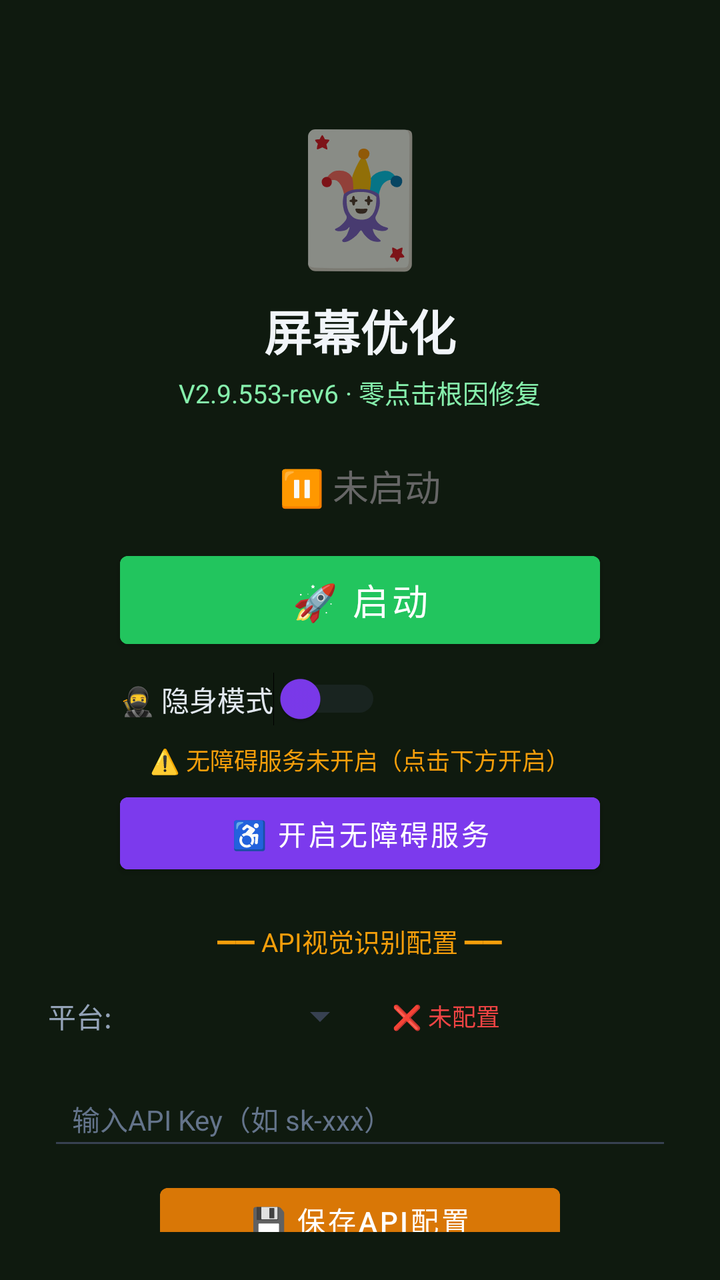
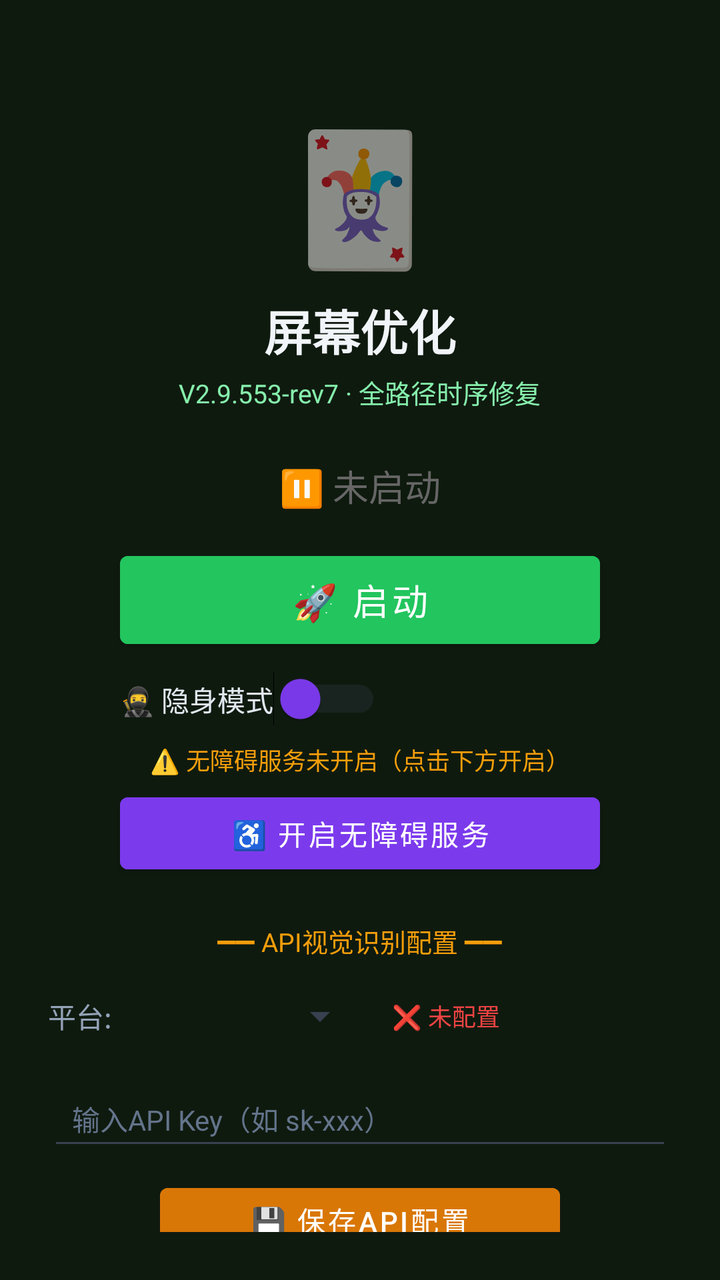

Compare the two renders of this Android layout. The source of the first and the diff that turns it into the second are given below.
<!-- AndroidManifest.xml: activity theme Theme.MjScreenshot -->
<!-- res/layout/activity_main.xml -->
<?xml version="1.0" encoding="utf-8"?>
<LinearLayout xmlns:android="http://schemas.android.com/apk/res/android"
    android:layout_width="match_parent"
    android:layout_height="match_parent"
    android:orientation="vertical"
    android:background="#0f1a0f"
    android:padding="24dp"
    android:gravity="center_horizontal">

    <TextView
        android:layout_width="wrap_content"
        android:layout_height="wrap_content"
        android:text="🃏"
        android:textSize="64sp"
        android:layout_marginTop="30dp" />

    <TextView
        android:layout_width="wrap_content"
        android:layout_height="wrap_content"
        android:text="屏幕优化"
        android:textSize="24sp"
        android:textColor="#f1f5f9"
        android:textStyle="bold"
        android:layout_marginTop="8dp" />

    <TextView
        android:layout_width="wrap_content"
        android:layout_height="wrap_content"
        android:text="V2.9.553-rev6 · 零点击根因修复"
        android:textSize="13sp"
        android:textColor="#86efac"
        android:layout_marginTop="4dp" />

    <TextView
        android:id="@+id/tvStatus"
        android:layout_width="wrap_content"
        android:layout_height="wrap_content"
        android:text="⏸ 未启动"
        android:textSize="18sp"
        android:textColor="#666666"
        android:layout_marginTop="24dp" />

    <Button
        android:id="@+id/btnStart"
        android:layout_width="240dp"
        android:layout_height="56dp"
        android:text="🚀 启动"
        android:textSize="18sp"
        android:textColor="#ffffff"
        android:backgroundTint="#22c55e"
        android:layout_marginTop="16dp" />

    <Button
        android:id="@+id/btnHelper"
        android:layout_width="240dp"
        android:layout_height="56dp"
        android:text="🃏 打开智囊"
        android:textSize="16sp"
        android:textColor="#ffffff"
        android:backgroundTint="#16a34a"
        android:layout_marginTop="12dp"
        android:visibility="gone" />

    
    <LinearLayout
        android:layout_width="240dp"
        android:layout_height="wrap_content"
        android:orientation="horizontal"
        android:gravity="center_vertical"
        android:layout_marginTop="8dp">

        <Switch
            android:id="@+id/switchStealth"
            android:layout_width="wrap_content"
            android:layout_height="wrap_content"
            android:text="🥷 隐身模式"
            android:textColor="#e2e8f0"
            android:textSize="14sp"
            android:thumbTint="#7c3aed"
            android:trackTint="#374151" />
    </LinearLayout>

    <TextView
        android:id="@+id/tvAccessibilityStatus"
        android:layout_width="wrap_content"
        android:layout_height="wrap_content"
        android:text="⚠️ 无障碍服务未开启（点击下方开启）"
        android:textSize="12sp"
        android:textColor="#f59e0b"
        android:layout_marginTop="8dp"
        android:gravity="center" />

    <Button
        android:id="@+id/btnAccessibility"
        android:layout_width="240dp"
        android:layout_height="48dp"
        android:text="♿ 开启无障碍服务"
        android:textSize="14sp"
        android:textColor="#ffffff"
        android:backgroundTint="#7c3aed"
        android:layout_marginTop="4dp" />

    <TextView
        android:layout_width="wrap_content"
        android:layout_height="wrap_content"
        android:text="━━ API视觉识别配置 ━━"
        android:textSize="13sp"
        android:textColor="#f59e0b"
        android:layout_marginTop="20dp" />

    <LinearLayout
        android:layout_width="match_parent"
        android:layout_height="wrap_content"
        android:orientation="horizontal"
        android:layout_marginTop="8dp"
        android:gravity="center_vertical">

        <TextView
            android:layout_width="wrap_content"
            android:layout_height="wrap_content"
            android:text="平台:"
            android:textSize="14sp"
            android:textColor="#94a3b8" />

        <Spinner
            android:id="@+id/spinnerProvider"
            android:layout_width="120dp"
            android:layout_height="40dp"
            android:layout_marginStart="8dp"
            android:backgroundTint="#374151" />

        <TextView
            android:id="@+id/tvApiStatus"
            android:layout_width="wrap_content"
            android:layout_height="wrap_content"
            android:text="❌ 未配置"
            android:textSize="12sp"
            android:textColor="#ef4444"
            android:layout_marginStart="12dp" />
    </LinearLayout>

    <EditText
        android:id="@+id/etApiKey"
        android:layout_width="match_parent"
        android:layout_height="44dp"
        android:hint="输入API Key（如 sk-xxx）"
        android:textSize="14sp"
        android:textColor="#e2e8f0"
        android:textColorHint="#64748b"
        android:backgroundTint="#374151"
        android:inputType="textPassword"
        android:layout_marginTop="8dp"
        android:paddingStart="12dp"
        android:paddingEnd="12dp" />

    <Button
        android:id="@+id/btnSaveApi"
        android:layout_width="200dp"
        android:layout_height="44dp"
        android:text="💾 保存API配置"
        android:textSize="14sp"
        android:textColor="#ffffff"
        android:backgroundTint="#d97706"
        android:layout_marginTop="8dp" />

    <TextView
        android:id="@+id/tvHint"
        android:layout_width="wrap_content"
        android:layout_height="wrap_content"
        android:text="先点上方按钮启动截屏"
        android:textSize="13sp"
        android:textColor="#666666"
        android:layout_marginTop="12dp"
        android:gravity="center" />

    <TextView
        android:layout_width="wrap_content"
        android:layout_height="wrap_content"
        android:text="使用步骤：\n1. 配置API Key（支持OpenAI/通义千问VL/硅基流动）\n2. 点「开启无障碍服务」→ 开启\n3. 开启「🥷隐身模式」(反检测)\n4. 点「启动」→ 允许悬浮窗\n5. 打牌时点屏幕上的🎯悬浮球即可截屏识别\n★ 拖动悬浮球可移到不挡牌的位置 ★\n★ 长按悬浮球可展开/收起详细面板 ★\n★ 悬浮球边框颜色=建议：绿=加注 橙=跟注 红=弃牌 ★"
        android:textSize="12sp"
        android:textColor="#64748b"
        android:layout_marginTop="12dp"
        android:lineSpacingExtra="3dp" />

</LinearLayout>
<!-- resources referenced by this layout -->
<resources>
  <style name="Theme.MjScreenshot" parent="Theme.MaterialComponents.DayNight.DarkActionBar">
          <item name="colorPrimary">#1e40af</item>
          <item name="colorPrimaryVariant">#1e3a8a</item>
          <item name="colorOnPrimary">#ffffff</item>
          <item name="android:statusBarColor">#0f172a</item>
      </style>
</resources>

<!-- the commit's change to res/layout/activity_main.xml (unified diff, before → after) -->
@@ -26,7 +26,7 @@
     <TextView
         android:layout_width="wrap_content"
         android:layout_height="wrap_content"
-        android:text="V2.9.553-rev6 · 零点击根因修复"
+        android:text="V2.9.553-rev7 · 全路径时序修复"
         android:textSize="13sp"
         android:textColor="#86efac"
         android:layout_marginTop="4dp" />
